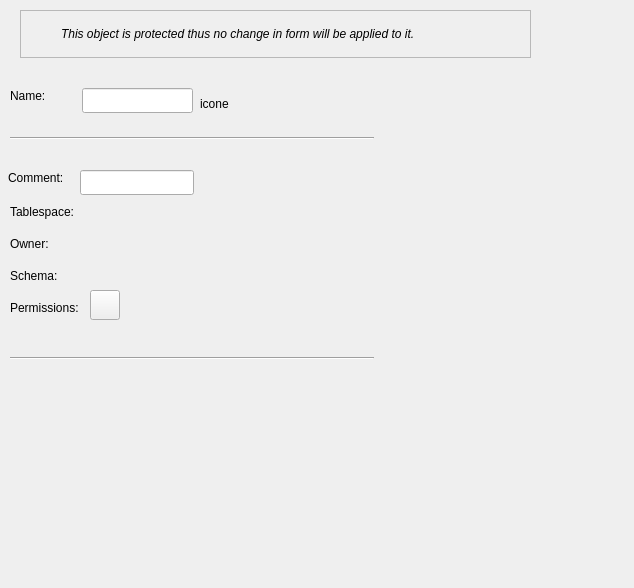
First picture: the form in libpgmodeler_ui/ui/baseobjectwidget.ui, repository pgmodeler/pgmodeler, before the edit.
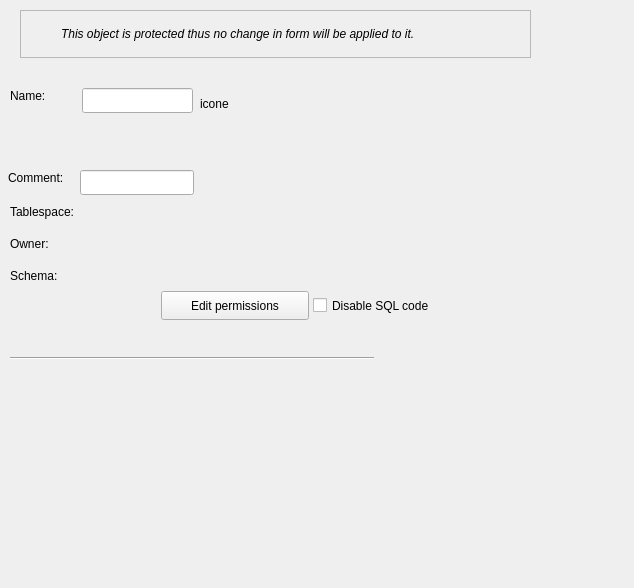
Second picture: the form after the edit. Icons and pictures are not drawn.

Commit message:
New feature: "Disable SQL code" for roles/tablespaces. (issue #165)
New feature: On "model objects" dockwidget user now can add new object
individually by right-click on each group item on object tree. This is
not available for table child objects (columns, triggers, constraints,
indexes and rules).

Minor size adjustments on forms.

Diff of the .ui file:
```diff
--- a/libpgmodeler_ui/ui/baseobjectwidget.ui
+++ b/libpgmodeler_ui/ui/baseobjectwidget.ui
@@ -141,25 +141,6 @@
     </size>
    </property>
   </widget>
-  <widget class="Line" name="div_ln">
-   <property name="geometry">
-    <rect>
-     <x>10</x>
-     <y>130</y>
-     <width>364</width>
-     <height>16</height>
-    </rect>
-   </property>
-   <property name="minimumSize">
-    <size>
-     <width>0</width>
-     <height>5</height>
-    </size>
-   </property>
-   <property name="orientation">
-    <enum>Qt::Horizontal</enum>
-   </property>
-  </widget>
   <widget class="QLabel" name="tablespace_lbl">
    <property name="geometry">
     <rect>
@@ -218,30 +199,17 @@
     <enum>Qt::Horizontal</enum>
    </property>
   </widget>
-  <widget class="QLabel" name="permissions_lbl">
-   <property name="geometry">
-    <rect>
-     <x>10</x>
-     <y>300</y>
-     <width>71</width>
-     <height>16</height>
-    </rect>
-   </property>
-   <property name="text">
-    <string>Permissions:</string>
-   </property>
-  </widget>
   <widget class="QToolButton" name="edt_perms_tb">
    <property name="geometry">
     <rect>
-     <x>90</x>
-     <y>290</y>
-     <width>30</width>
-     <height>30</height>
+     <x>161</x>
+     <y>291</y>
+     <width>148</width>
+     <height>29</height>
     </rect>
    </property>
    <property name="sizePolicy">
-    <sizepolicy hsizetype="Preferred" vsizetype="Preferred">
+    <sizepolicy hsizetype="Fixed" vsizetype="Preferred">
      <horstretch>0</horstretch>
      <verstretch>0</verstretch>
     </sizepolicy>
@@ -254,7 +222,7 @@
    </property>
    <property name="maximumSize">
     <size>
-     <width>30</width>
+     <width>16777215</width>
      <height>30</height>
     </size>
    </property>
@@ -262,7 +230,7 @@
     <string>Edit Permissions</string>
    </property>
    <property name="text">
-    <string/>
+    <string>Edit permissions</string>
    </property>
    <property name="icon">
     <iconset resource="../res/resources.qrc">
@@ -274,6 +242,9 @@
      <height>20</height>
     </size>
    </property>
+   <property name="toolButtonStyle">
+    <enum>Qt::ToolButtonTextBesideIcon</enum>
+   </property>
   </widget>
   <widget class="QFrame" name="protected_obj_frm">
    <property name="geometry">
@@ -353,6 +324,25 @@
     </item>
    </layout>
   </widget>
+  <widget class="QCheckBox" name="disable_sql_chk">
+   <property name="geometry">
+    <rect>
+     <x>313</x>
+     <y>295</y>
+     <width>137</width>
+     <height>21</height>
+    </rect>
+   </property>
+   <property name="sizePolicy">
+    <sizepolicy hsizetype="Fixed" vsizetype="Fixed">
+     <horstretch>0</horstretch>
+     <verstretch>0</verstretch>
+    </sizepolicy>
+   </property>
+   <property name="text">
+    <string>Disable SQL code</string>
+   </property>
+  </widget>
  </widget>
  <resources>
   <include location="../res/resources.qrc"/>
```
The commit also changes 24 other files.
